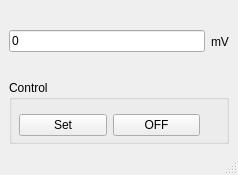
The window that ui/main_ui.ui (Mcublog/B3603ControlQt) describes before a commit, drawn with Qt 5.
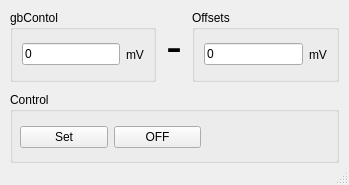
The same window after the commit. Icons and pictures are not drawn.

Commit message: added config.json added voltage offset

```diff
--- a/ui/main_ui.ui
+++ b/ui/main_ui.ui
@@ -6,8 +6,8 @@
    <rect>
     <x>0</x>
     <y>0</y>
-    <width>238</width>
-    <height>175</height>
+    <width>349</width>
+    <height>185</height>
    </rect>
   </property>
   <property name="windowTitle">
@@ -19,8 +19,41 @@
   </property>
   <widget class="QWidget" name="centralwidget">
    <layout class="QVBoxLayout" name="verticalLayout">
+    <property name="spacing">
+     <number>10</number>
+    </property>
+    <property name="leftMargin">
+     <number>10</number>
+    </property>
+    <property name="topMargin">
+     <number>10</number>
+    </property>
+    <property name="rightMargin">
+     <number>10</number>
+    </property>
+    <property name="bottomMargin">
+     <number>0</number>
+    </property>
     <item>
      <layout class="QHBoxLayout" name="horizontalLayout_2">
+      <property name="spacing">
+       <number>10</number>
+      </property>
+      <property name="leftMargin">
+       <number>0</number>
+      </property>
+      <property name="topMargin">
+       <number>0</number>
+      </property>
+      <property name="rightMargin">
+       <number>0</number>
+      </property>
+      <item>
+       <widget class="QGroupBox" name="gbControl">
+        <property name="title">
+         <string>gbContol</string>
+        </property>
+        <layout class="QHBoxLayout" name="horizontalLayout_4">
       <item>
        <widget class="QLineEdit" name="leVoltage">
         <property name="inputMask">
@@ -45,9 +78,74 @@
        </widget>
       </item>
      </layout>
+       </widget>
+      </item>
+      <item>
+       <widget class="QLabel" name="leMinus">
+        <property name="font">
+         <font>
+          <pointsize>36</pointsize>
+         </font>
+        </property>
+        <property name="text">
+         <string>-</string>
+        </property>
+       </widget>
+      </item>
+      <item>
+       <widget class="QGroupBox" name="gbOptions">
+        <property name="sizePolicy">
+         <sizepolicy hsizetype="Expanding" vsizetype="Expanding">
+          <horstretch>0</horstretch>
+          <verstretch>0</verstretch>
+         </sizepolicy>
+        </property>
+        <property name="title">
+         <string>Offsets</string>
+        </property>
+        <layout class="QHBoxLayout" name="horizontalLayout_3">
+         <item>
+          <widget class="QLineEdit" name="leVoltageOfst">
+           <property name="sizePolicy">
+            <sizepolicy hsizetype="Expanding" vsizetype="Fixed">
+             <horstretch>0</horstretch>
+             <verstretch>0</verstretch>
+            </sizepolicy>
+           </property>
+           <property name="inputMask">
+            <string>99999</string>
+           </property>
+           <property name="text">
+            <string notr="true">0</string>
+           </property>
+           <property name="maxLength">
+            <number>5</number>
+           </property>
+           <property name="frame">
+            <bool>true</bool>
+           </property>
+          </widget>
+         </item>
+         <item>
+          <widget class="QLabel" name="lbVoltageCap">
+           <property name="text">
+            <string>mV</string>
+           </property>
+          </widget>
+         </item>
+        </layout>
+       </widget>
+      </item>
+     </layout>
     </item>
     <item>
      <widget class="QGroupBox" name="groupBox">
+      <property name="sizePolicy">
+       <sizepolicy hsizetype="Expanding" vsizetype="Expanding">
+        <horstretch>0</horstretch>
+        <verstretch>0</verstretch>
+       </sizepolicy>
+      </property>
       <property name="title">
        <string>Control</string>
       </property>
```
Lines whose indentation alone changed are shown as unchanged. The commit also changes 4 other files.
